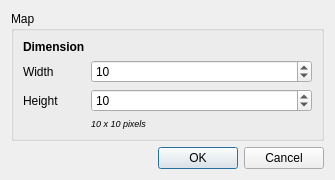
tullrich/procyon, file editor/new_map_dialog.ui: the form before one commit.
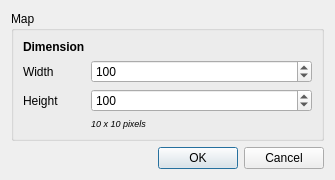
The form after the commit.

Commit message: Change default map size

```diff
--- a/editor/new_map_dialog.ui
+++ b/editor/new_map_dialog.ui
@@ -52,7 +52,7 @@
          <number>1000</number>
         </property>
         <property name="value">
-         <number>10</number>
+         <number>100</number>
         </property>
        </widget>
       </item>
@@ -69,7 +69,7 @@
          <number>1000</number>
         </property>
         <property name="value">
-         <number>10</number>
+         <number>100</number>
         </property>
        </widget>
       </item>
```
